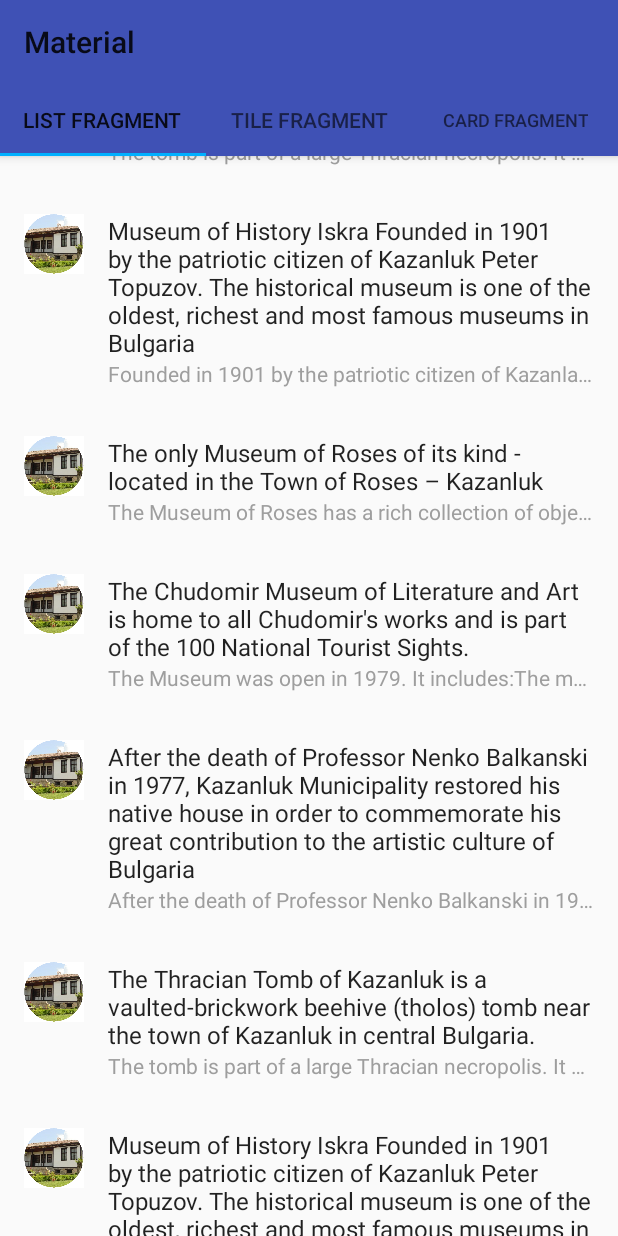
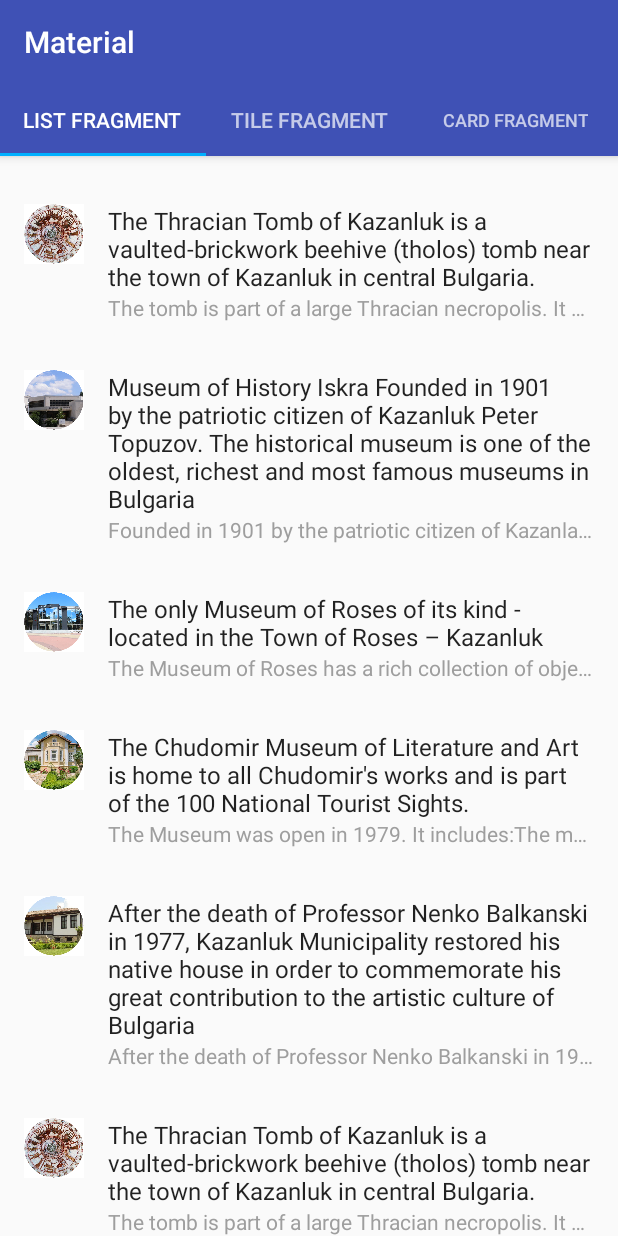
Before and after one commit to krasimiracle/App-a-day, an Android app: the screen it shows after launch (MainActivity), on a phone screen of 412 x 824 dp. Run offline under Robolectric (Android 15) with nearby library versions, the phone set to English and light mode, and no system bars.

Commit message:
Fixed bugg in activity_main where appbar was overlapping recyclerview.
Fixed by setting kayout_behaviour to appbar_scrolling_view_behaviour to
the child of the CoordinatorLayout, the Viewpager in this case.

```diff
--- a/3.Material/app/src/main/java/com/stoyanov5/material/ListContentFragment.java
+++ b/3.Material/app/src/main/java/com/stoyanov5/material/ListContentFragment.java
@@ -28,6 +28,7 @@ public class ListContentFragment extends Fragment {
         RecyclerView recyclerView = (RecyclerView) inflater.inflate(R.layout.recycler_view, container, false);
         ContentAdapter contentAdapter = new ContentAdapter(recyclerView.getContext());
         recyclerView.setAdapter(contentAdapter);
+        recyclerView.setHasFixedSize(true);
         recyclerView.setLayoutManager(new LinearLayoutManager(getActivity()));
         return recyclerView;
     }
--- a/3.Material/app/src/main/res/layout/activity_main.xml
+++ b/3.Material/app/src/main/res/layout/activity_main.xml
@@ -4,21 +4,20 @@
     xmlns:tools="http://schemas.android.com/tools"
     android:layout_width="match_parent"
     android:layout_height="match_parent"
+    android:fitsSystemWindows="true"
     tools:context="com.stoyanov5.material.MainActivity">
 
     <android.support.design.widget.AppBarLayout
         android:id="@+id/appbar"
-        style="@style/ThemeOverlay.AppCompat.Dark.ActionBar"
         android:layout_width="match_parent"
-        android:layout_height="wrap_content">
+        android:layout_height="wrap_content"
+        android:theme="@style/ThemeOverlay.AppCompat.Dark.ActionBar">
 
         <android.support.v7.widget.Toolbar
             android:id="@+id/toolbar"
             android:layout_width="match_parent"
-            android:layout_height="wrap_content"
+            android:layout_height="?attr/actionBarSize"
             android:background="?attr/colorPrimary"
-            android:minHeight="?attr/actionBarSize"
-            android:theme="?attr/actionBarTheme"
             app:layout_scrollFlags="scroll|enterAlways"
             app:popupTheme="@style/ThemeOverlay.AppCompat.Light" />
 
@@ -28,8 +27,10 @@
             android:layout_height="wrap_content" />
 
     </android.support.design.widget.AppBarLayout>
+
     <android.support.v4.view.ViewPager
         android:id="@+id/viewpager"
         android:layout_width="match_parent"
-        android:layout_height="match_parent"/>
+        android:layout_height="match_parent"
+        app:layout_behavior="@string/appbar_scrolling_view_behavior" />
 </android.support.design.widget.CoordinatorLayout>
--- a/3.Material/app/src/main/res/layout/item_list.xml
+++ b/3.Material/app/src/main/res/layout/item_list.xml
@@ -3,6 +3,7 @@
     xmlns:tools="http://schemas.android.com/tools"
     android:layout_width="match_parent"
     android:layout_height="wrap_content"
+    android:background="?attr/selectableItemBackground"
     android:padding="@dimen/material_keylines">
 
     <FrameLayout
--- a/3.Material/app/src/main/res/layout/recycler_view.xml
+++ b/3.Material/app/src/main/res/layout/recycler_view.xml
@@ -5,9 +5,7 @@
     android:layout_width="match_parent"
     android:layout_height="match_parent"
     android:clipToPadding="false"
+    android:paddingBottom="@dimen/material_keylines"
     android:paddingTop="@dimen/material_keylines"
-    android:paddingBottom="@dimen/material_keylines"
     android:scrollbars="vertical"
-    app:layout_behavior="@string/appbar_scrolling_view_behavior" >
-
-</android.support.v7.widget.RecyclerView>
+    app:layout_behavior="@string/appbar_scrolling_view_behavior" />
--- a/3.Material/app/src/main/res/values/arrays.xml
+++ b/3.Material/app/src/main/res/values/arrays.xml
@@ -49,10 +49,10 @@ The museum keeps, examines and popularizes the entire historical and cultural in
         <item>gen. Radetski Str. 17, Kazanluk, Bulgaria</item>
     </string-array>
     <array name="place_photo_rounded">
-        <item>@drawable/nenko_balkanski_photo</item>
-        <item>@drawable/nenko_balkanski_photo</item>
-        <item>@drawable/nenko_balkanski_photo</item>
-        <item>@drawable/nenko_balkanski_photo</item>
+        <item>@drawable/thracian_tomb_photo</item>
+        <item>@drawable/iskra_museum_photo</item>
+        <item>@drawable/rose_museum_photo</item>
+        <item>@drawable/chudomir_photo</item>
         <item>@drawable/nenko_balkanski_photo</item>
     </array>
     <array name="place_photo_normal">
--- a/3.Material/app/src/main/res/values/styles.xml
+++ b/3.Material/app/src/main/res/values/styles.xml
@@ -6,8 +6,6 @@
         <item name="colorPrimary">@color/colorPrimary</item>
         <item name="colorPrimaryDark">@color/colorPrimaryDark</item>
         <item name="colorAccent">@color/colorAccent</item>
-        <item name="android:windowDrawsSystemBarBackgrounds">true</item>
-        <item name="android:statusBarColor">@android:color/transparent</item>
     </style>
 
 </resources>
```
